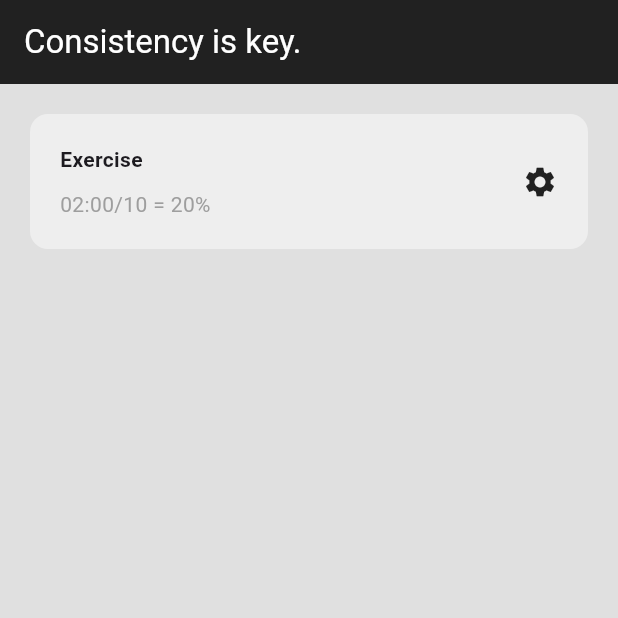
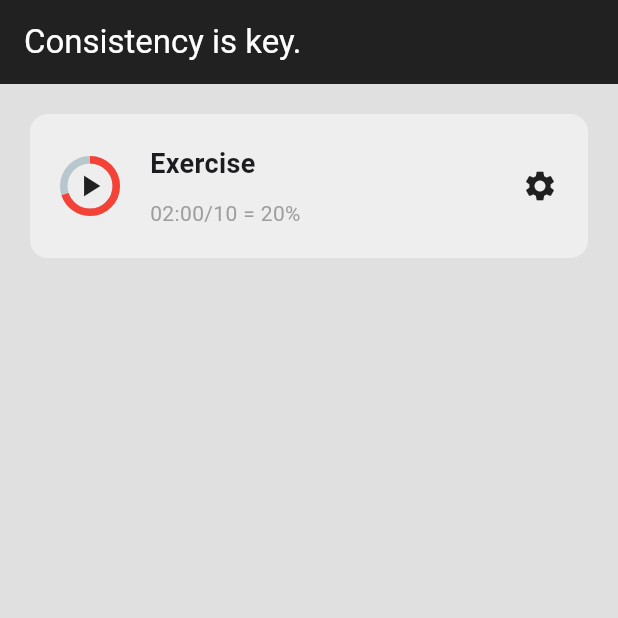
Before and after one commit to mtuan8820/flutter_habit_tracker, a Flutter app: the screen it shows after launch, on a phone screen of 412 x 824 dp, the top half of it. Run offline on Flutter 3.47's test engine with Material 3 defaults, Android fonts, the phone set to English and light mode, and no system bars; drawn by our look-alikes of percent_indicator.

Commit message:
add progress circle and play/pause button for habit_title ulti

```diff
--- a/lib/home_page.dart
+++ b/lib/home_page.dart
@@ -23,7 +23,7 @@ class _HomePageState extends State<HomePage> {
       ),
       body: Column(
         children: [
-          HabitTitle(),
+          HabitTitle(habitName: 'Exercise'),
         ],
       ),
     );
--- a/lib/ulti/habit_title.dart
+++ b/lib/ulti/habit_title.dart
@@ -1,7 +1,10 @@
 import 'package:flutter/material.dart';
+import 'package:percent_indicator/percent_indicator.dart';
 
 class HabitTitle extends StatelessWidget {
-  const HabitTitle({Key? key}) : super(key: key);
+  final String habitName;
+
+  const HabitTitle({Key? key, required this.habitName}) : super(key: key);
 
   @override
   Widget build(BuildContext context) {
@@ -13,22 +16,41 @@ class HabitTitle extends StatelessWidget {
           color: Colors.grey[200],
           borderRadius: BorderRadius.circular(12),
         ),
-        child: const Row(
+        child: Row(
           mainAxisAlignment: MainAxisAlignment.spaceBetween,
           children: [
+            Row(
+              children: [
+                Container(
+                  width: 40,
+                  height: 40,
+                  child: Stack(children: [
+                    //progress circle
+                    CircularPercentIndicator(
+                      radius: 20,
+                      percent: 0.7,
+                    ),
+                    //play/pause button
+                    Center(child: Icon(Icons.play_arrow)),
+                  ]),
+                ),
+                const SizedBox(width: 20),
                 Column(
                   crossAxisAlignment: CrossAxisAlignment.start,
                   children: [
                     // habit name
                     Text(
-                  'Exercise',
-                  style: TextStyle(fontWeight: FontWeight.bold),
+                      habitName,
+                      style:
+                          TextStyle(fontWeight: FontWeight.bold, fontSize: 18),
                     ),
                     SizedBox(height: 10),
                     // progress
                     Text(
                       '02:00/10 = 20%',
-                  style: TextStyle(color: Colors.grey),
+                      style: TextStyle(color: Colors.grey, fontSize: 14),
+                    ),
+                  ],
                 ),
               ],
             ),
--- a/pubspec.yaml
+++ b/pubspec.yaml
@@ -30,7 +30,7 @@ environment:
 dependencies:
   flutter:
     sdk: flutter
-
+  percent_indicator: ^4.0.1
 
   # The following adds the Cupertino Icons font to your application.
   # Use with the CupertinoIcons class for iOS style icons.
```
Also changed, not shown: pubspec.lock. Lines whose indentation alone changed are shown as unchanged.
